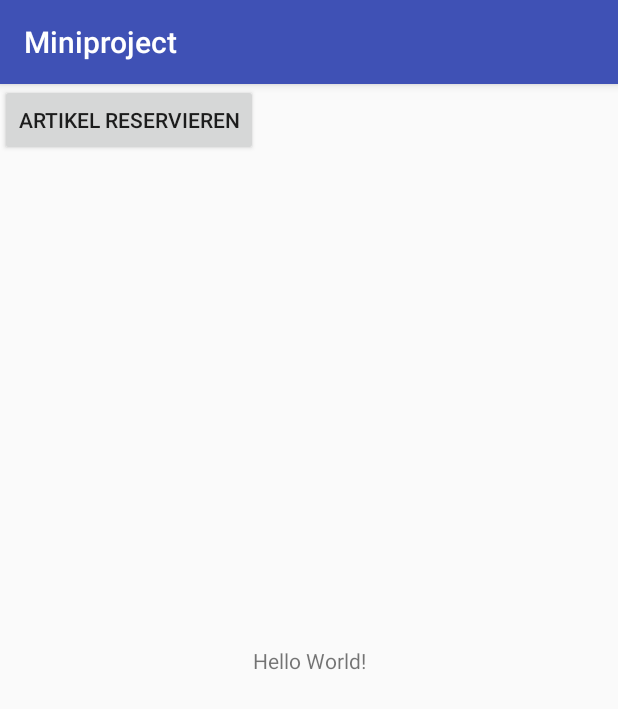
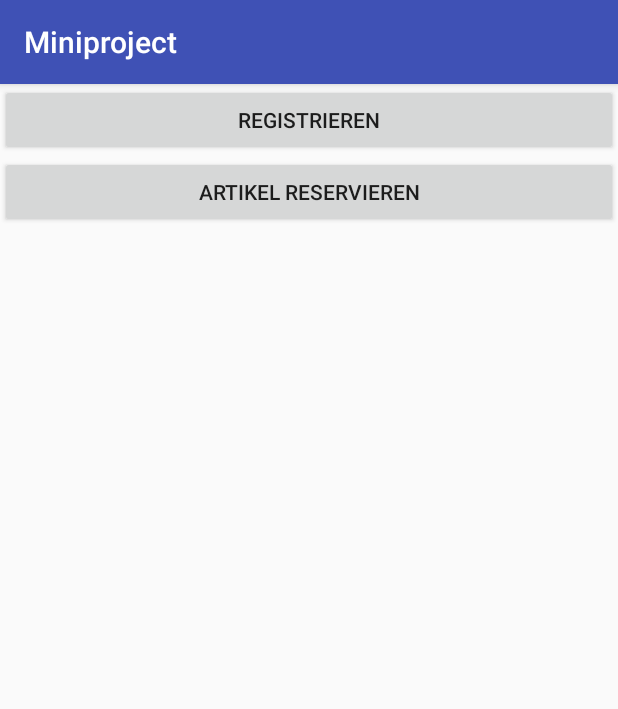
Before and after one commit to Kasacka/mgeminiproject, an Android app: the screen it shows after launch (MainActivity), on a phone screen of 412 x 824 dp. Shown: the top 709 px of the screen. Run offline under Robolectric (Android 15) with nearby library versions, the phone set to English and light mode, and no system bars.

Commit message:
bugfix MainActivity

```diff
--- a/MGEMiniProject/Miniproject/app/src/main/java/ch/kananga/miniproject/MainActivity.java
+++ b/MGEMiniProject/Miniproject/app/src/main/java/ch/kananga/miniproject/MainActivity.java
@@ -8,6 +8,7 @@ import android.widget.Button;
 
 public class MainActivity extends AppCompatActivity implements View.OnClickListener {
     private Button reservationViewButton;
+    private Button registerButton;
 
     @Override
     protected void onCreate(Bundle savedInstanceState) {
@@ -15,17 +16,28 @@ public class MainActivity extends AppCompatActivity implements View.OnClickListe
         setContentView(R.layout.activity_main);
 
         reservationViewButton = (Button) findViewById(R.id.reservation_view_button);
+        registerButton = (Button) findViewById(R.id.register_button);
+
         reservationViewButton.setOnClickListener(this);
+        registerButton.setOnClickListener(this);
     }
 
     @Override
     public void onClick(View view) {
         if (view == reservationViewButton) {
             onReservationViewButtonClick();
+        } else if (view == registerButton) {
+            onRegisterButtonClick();
+        } else {
+            throw new AssertionError("event handler not implemented");
         }
     }
 
     private void onReservationViewButtonClick() {
         startActivity(new Intent(this, ReservationActivity.class));
     }
+
+    private void onRegisterButtonClick() {
+        startActivity(new Intent(this, RegisterActivity.class));
+    }
 }
--- a/MGEMiniProject/Miniproject/app/src/main/res/layout/activity_main.xml
+++ b/MGEMiniProject/Miniproject/app/src/main/res/layout/activity_main.xml
@@ -1,26 +1,21 @@
 <?xml version="1.0" encoding="utf-8"?>
-<android.support.constraint.ConstraintLayout xmlns:android="http://schemas.android.com/apk/res/android"
-    xmlns:app="http://schemas.android.com/apk/res-auto"
+<LinearLayout xmlns:android="http://schemas.android.com/apk/res/android"
     xmlns:tools="http://schemas.android.com/tools"
     android:layout_width="match_parent"
     android:layout_height="match_parent"
+    android:orientation="vertical"
     tools:context="ch.kananga.miniproject.MainActivity">
-
-    <TextView
-        android:layout_width="wrap_content"
-        android:layout_height="wrap_content"
-        android:text="Hello World!"
-        app:layout_constraintBottom_toBottomOf="parent"
-        app:layout_constraintLeft_toLeftOf="parent"
-        app:layout_constraintRight_toRightOf="parent"
-        app:layout_constraintTop_toTopOf="parent" />
 
     <Button
         android:id="@+id/reservation_view_button"
-        android:layout_width="wrap_content"
+        android:layout_width="match_parent"
         android:layout_height="wrap_content"
-        android:text="Artikel reservieren"
-        tools:layout_editor_absoluteX="29dp"
-        tools:layout_editor_absoluteY="16dp" />
+        android:text="Registrieren" />
 
-</android.support.constraint.ConstraintLayout>
+    <Button
+        android:id="@+id/register_button"
+        android:layout_width="match_parent"
+        android:layout_height="wrap_content"
+        android:text="Artikel reservieren" />
+
+</LinearLayout>
```
